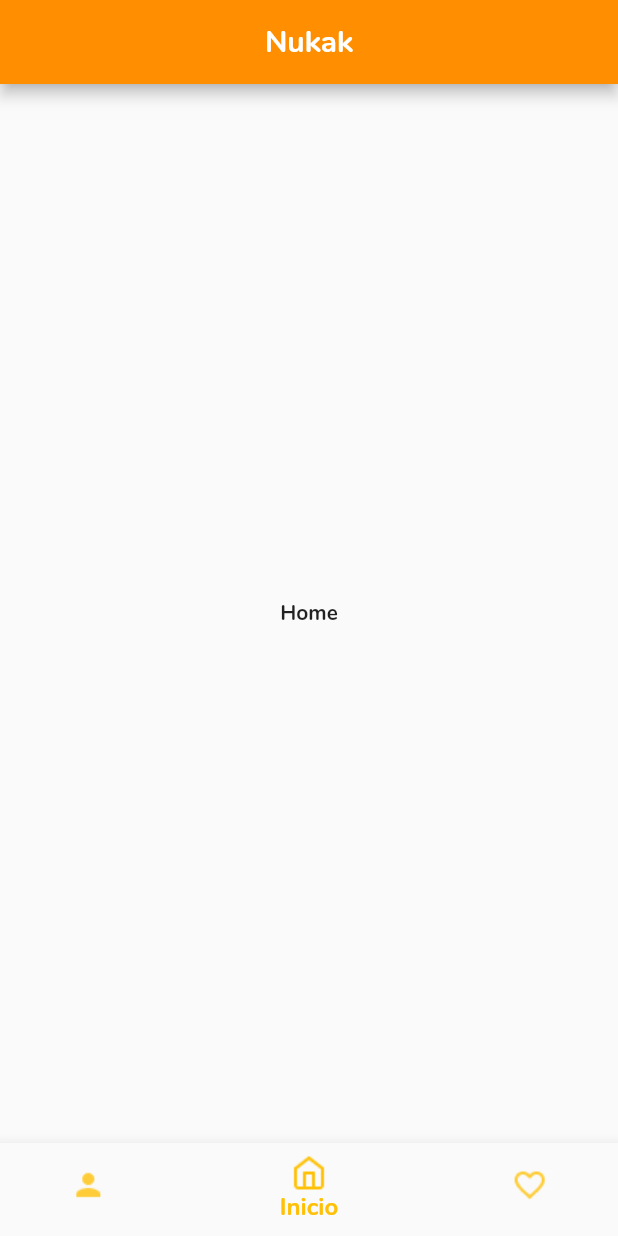
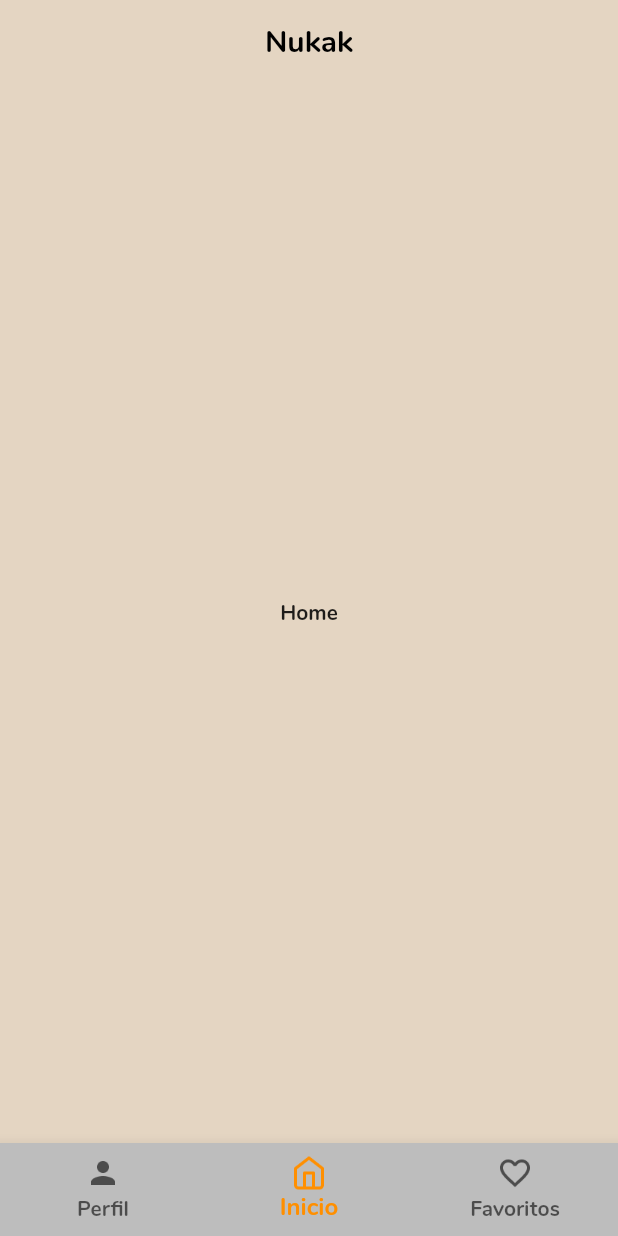
Before and after one commit to ofortic/nukak, a Flutter app: the screen it shows after launch, on a phone screen of 412 x 824 dp. Run offline on Flutter 3.47's test engine with Material 2 defaults, Android fonts, the phone set to English and light mode, and no system bars.

Commit message:
Few changes in homeview design

```diff
--- a/lib/view/ProfileView.dart
+++ b/lib/view/ProfileView.dart
@@ -2,7 +2,6 @@ import 'package:nukak/view/HomeView.dart';
 import 'package:nukak/view/FavoriteView.dart';
 import 'package:flutter/cupertino.dart';
 import 'package:flutter/material.dart';
-import 'package:flutter/rendering.dart';
 
 class ProfileView extends StatefulWidget {
   @override
--- a/lib/view/homeView.dart
+++ b/lib/view/homeView.dart
@@ -20,18 +20,23 @@ class _HomeViewState extends State<HomeView> {
   Widget build(BuildContext context) {
     return Scaffold(
       appBar: AppBar(
+        elevation: 0,
         centerTitle: true,
-        title: Text('Nukak'),
-        backgroundColor: Color(0xFFFF8F00),
+        title: Text(
+          'Nukak',
+          style: TextStyle(color: Colors.black, fontFamily: 'Nunito'),
+        ),
+        backgroundColor: Color(0xFFE4D5C2),
       ),
       body: tabs[_currentIndex],
+      backgroundColor: Color(0xFFE4D5C2),
       //body: _children[_currentIndex],
       bottomNavigationBar: BottomNavigationBar(
-        type: BottomNavigationBarType.shifting,
+        type: BottomNavigationBarType.fixed,
         currentIndex: _currentIndex,
-        backgroundColor: Color(0xFFFFFFFF),
-        selectedItemColor: Colors.amber,
-        unselectedItemColor: Colors.amber.withOpacity(.80),
+        backgroundColor: Color(0xFFBDBDBD),
+        selectedItemColor: Color(0xFFFF8F00),
+        unselectedItemColor: Colors.black.withOpacity(.60),
         selectedFontSize: 16,
         unselectedFontSize: 14,
         onTap: (value) {
```
Also changed, not shown: assets/images/icon_favs.png, assets/images/icon_home.png, assets/images/icon_profile.png.
